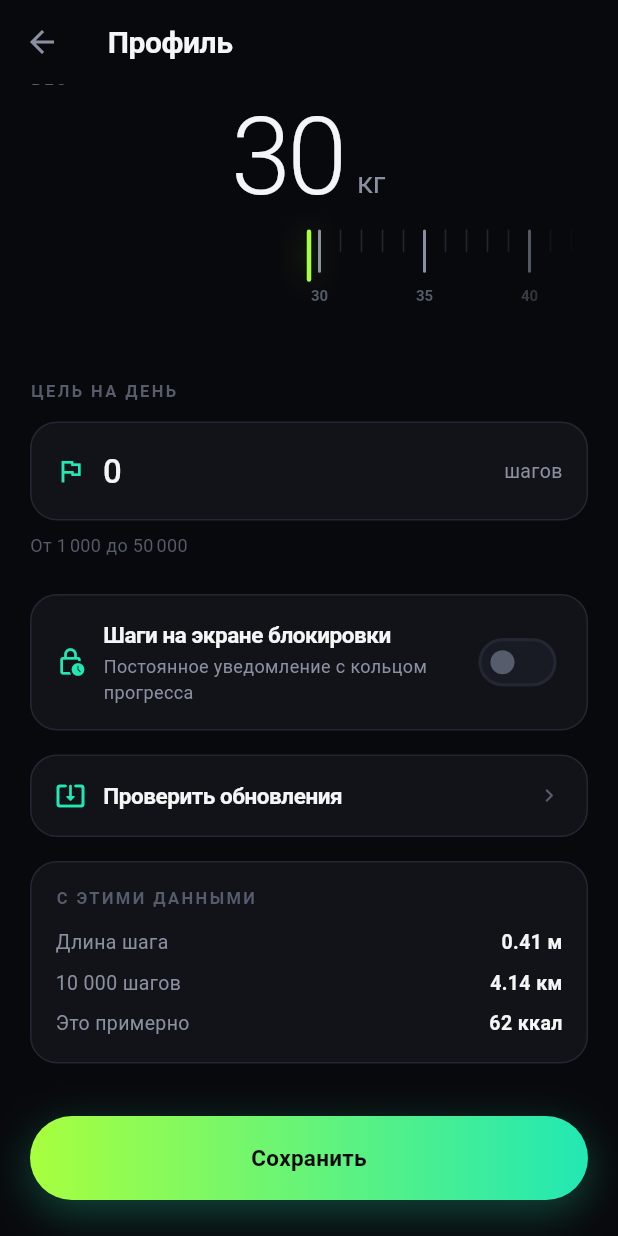
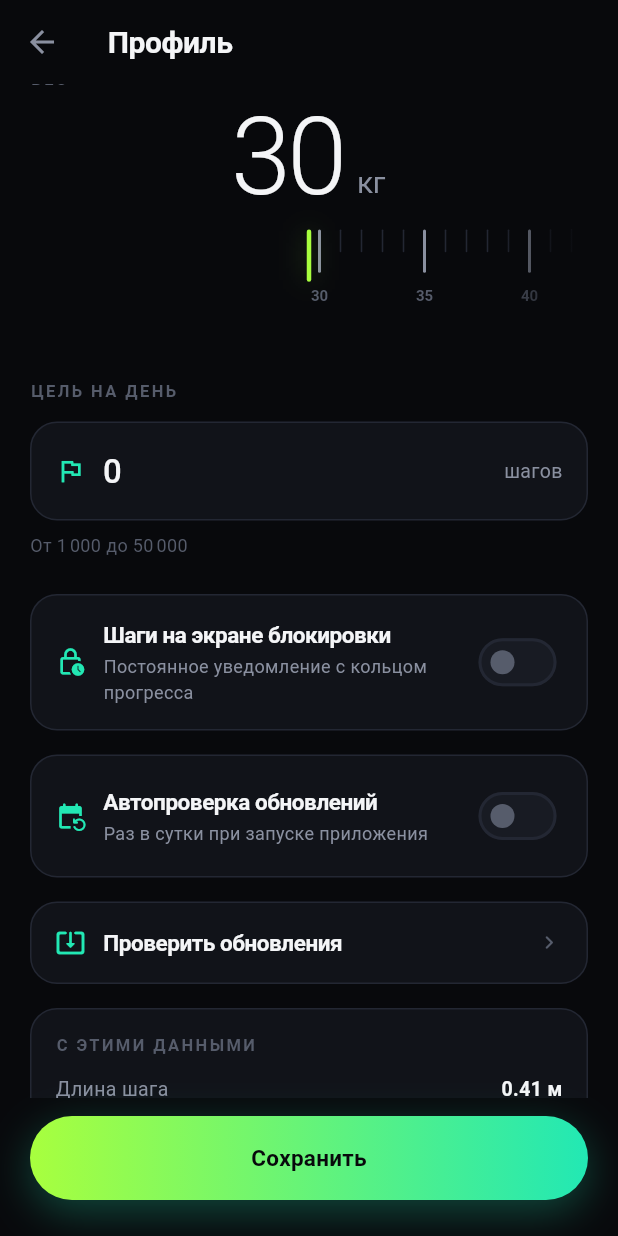
Before and after one commit to Dubious-Idea/StepStep, a Flutter app: the ProfileScreen screen opened directly with empty values, scrolled down 220 dp, on a phone screen of 412 x 824 dp. Run offline on Flutter 3.47's test engine with Material 3 defaults, Android fonts, the phone set to English and light mode, and no system bars.

Commit message:
feat: переключатель автопроверки обновлений раз в сутки
Тихая проверка на старте раньше гонялась при каждом запуске. Теперь
она троттлится до одного раза в сутки (время последней проверки
хранится нативно, как и остальные настройки профиля) и может быть
выключена целиком тумблером в профиле. Ручная кнопка «Проверить
обновления» игнорирует и троттлинг, и этот тумблер — она всегда бьёт
по GitHub вживую.

```diff
--- a/lib/screens/profile_screen.dart
+++ b/lib/screens/profile_screen.dart
@@ -42,11 +42,13 @@ class _ProfileScreenState extends State<ProfileScreen> {
   bool _isSaving = false;
   bool _goalValid = true;
   bool _isCheckingUpdate = false;
+  bool _autoUpdateCheckEnabled = true;
 
   @override
   void initState() {
     super.initState();
     _loadNotificationSetting();
+    _loadAutoUpdateCheckSetting();
   }
 
   @override
@@ -69,6 +71,18 @@ class _ProfileScreenState extends State<ProfileScreen> {
   Future<void> _loadNotificationSetting() async {
     final enabled = await _bridge.isLiveNotificationEnabled();
     if (mounted) setState(() => _liveNotification = enabled);
+  }
+
+  Future<void> _loadAutoUpdateCheckSetting() async {
+    const checker = UpdateChecker();
+    final enabled = await checker.isAutoCheckEnabled();
+    if (mounted) setState(() => _autoUpdateCheckEnabled = enabled);
+  }
+
+  Future<void> _toggleAutoUpdateCheck(bool enabled) async {
+    setState(() => _autoUpdateCheckEnabled = enabled);
+    const checker = UpdateChecker();
+    await checker.setAutoCheckEnabled(enabled);
   }
 
   bool get _hasChanges =>
@@ -197,6 +211,11 @@ class _ProfileScreenState extends State<ProfileScreen> {
                   _NotificationToggle(
                     value: _liveNotification,
                     onChanged: _toggleNotification,
+                  ),
+                  const SizedBox(height: AppSpacing.lg),
+                  _AutoUpdateCheckToggle(
+                    value: _autoUpdateCheckEnabled,
+                    onChanged: _toggleAutoUpdateCheck,
                   ),
                   const SizedBox(height: AppSpacing.lg),
                   _UpdateCheckRow(
@@ -366,6 +385,53 @@ class _NotificationToggle extends StatelessWidget {
   }
 }
 
+class _AutoUpdateCheckToggle extends StatelessWidget {
+  const _AutoUpdateCheckToggle({required this.value, required this.onChanged});
+
+  final bool value;
+  final ValueChanged<bool> onChanged;
+
+  @override
+  Widget build(BuildContext context) {
+    return SurfaceCard(
+      child: Row(
+        children: [
+          const Icon(
+            Icons.event_repeat_rounded,
+            color: AppColors.accentMid,
+            size: 20,
+          ),
+          const SizedBox(width: AppSpacing.md),
+          Expanded(
+            child: Column(
+              crossAxisAlignment: CrossAxisAlignment.start,
+              children: [
+                Text(
+                  'Автопроверка обновлений',
+                  style: AppText.title.copyWith(fontSize: 15),
+                ),
+                const SizedBox(height: 2),
+                Text(
+                  'Раз в сутки при запуске приложения',
+                  style: AppText.body.copyWith(fontSize: 12),
+                ),
+              ],
+            ),
+          ),
+          Switch(
+            value: value,
+            onChanged: onChanged,
+            activeThumbColor: AppColors.background,
+            activeTrackColor: AppColors.accentMid,
+            inactiveThumbColor: AppColors.textMuted,
+            inactiveTrackColor: AppColors.surfaceRaised,
+          ),
+        ],
+      ),
+    );
+  }
+}
+
 /// Manual, explicit counterpart to the silent auto-check on the home screen.
 class _UpdateCheckRow extends StatelessWidget {
   const _UpdateCheckRow({required this.isChecking, required this.onTap});
```
Also changed, not shown: lib/screens/home_screen.dart (+7 -1 lines), lib/services/update_checker.dart (+53 -0 lines), 2 other files.
